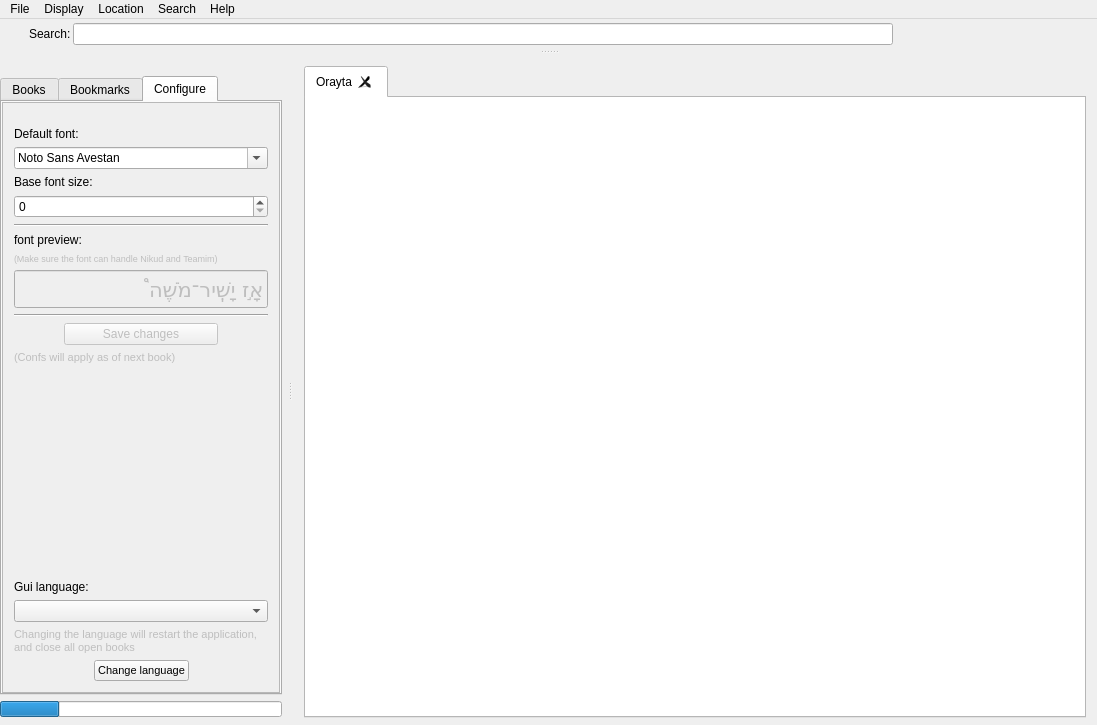
This is mainwindow.ui in MosheWagner/Orayta-QT as Qt 5 draws it before an edit. The edited form follows.
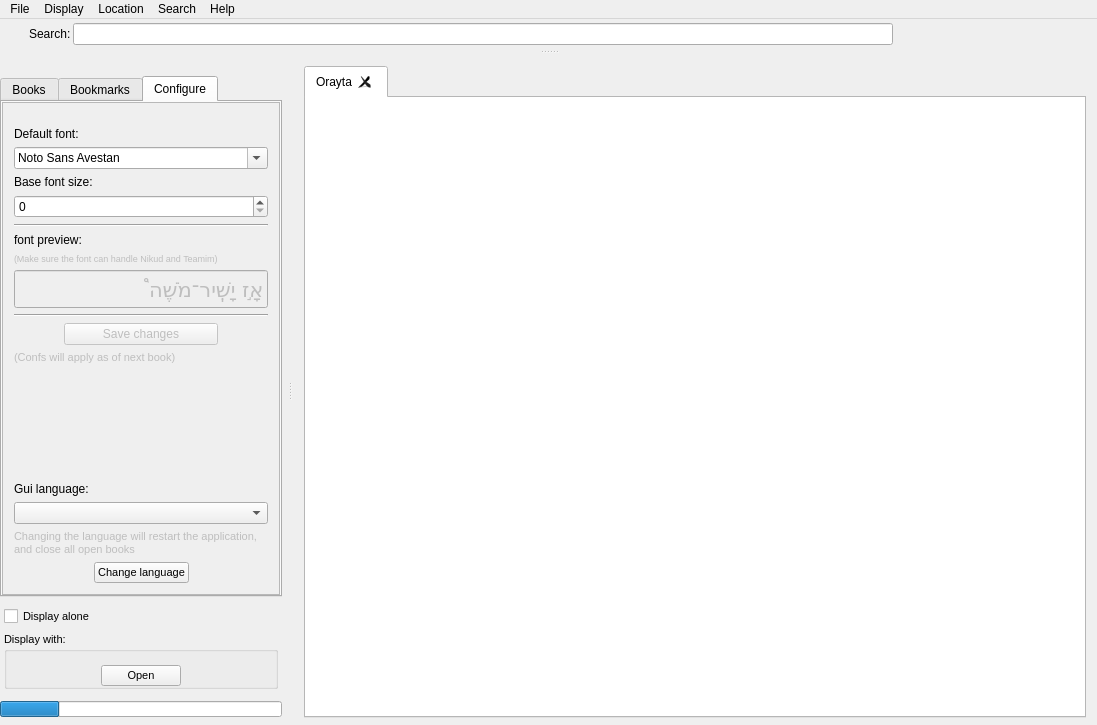
This is the edited form. The open tabs and pages were chosen to show the change. Icons and pictures are not drawn. Custom widgets are drawn as their Qt base class.

Commit message: - Whole new mixed display system. Still unstable

What changed in the file:
```diff
--- a/mainwindow.ui
+++ b/mainwindow.ui
@@ -1165,8 +1165,8 @@
                <rect>
                 <x>0</x>
                 <y>0</y>
-                <width>270</width>
-                <height>562</height>
+                <width>254</width>
+                <height>463</height>
                </rect>
               </property>
               <layout class="QVBoxLayout" name="verticalLayout_7">
@@ -1443,6 +1443,98 @@
          </widget>
         </widget>
        </item>
+       <item>
+        <widget class="QFrame" name="mixedGroup">
+         <property name="font">
+          <font>
+           <pointsize>8</pointsize>
+          </font>
+         </property>
+         <property name="frameShape">
+          <enum>QFrame::NoFrame</enum>
+         </property>
+         <property name="frameShadow">
+          <enum>QFrame::Plain</enum>
+         </property>
+         <layout class="QVBoxLayout" name="verticalLayout_8">
+          <property name="leftMargin">
+           <number>4</number>
+          </property>
+          <property name="topMargin">
+           <number>4</number>
+          </property>
+          <property name="rightMargin">
+           <number>4</number>
+          </property>
+          <property name="bottomMargin">
+           <number>6</number>
+          </property>
+          <item>
+           <widget class="QCheckBox" name="aloneCheckBox">
+            <property name="text">
+             <string>Display alone</string>
+            </property>
+           </widget>
+          </item>
+          <item>
+           <widget class="QGroupBox" name="mixedFrame">
+            <property name="title">
+             <string>Display with:</string>
+            </property>
+            <layout class="QVBoxLayout" name="verticalLayout_10">
+             <property name="margin">
+              <number>0</number>
+             </property>
+             <item>
+              <layout class="QVBoxLayout" name="verticalLayout_11">
+               <property name="topMargin">
+                <number>14</number>
+               </property>
+               <item>
+                <layout class="QHBoxLayout" name="horizontalLayout_8">
+                 <item>
+                  <spacer name="horizontalSpacer_8">
+                   <property name="orientation">
+                    <enum>Qt::Horizontal</enum>
+                   </property>
+                   <property name="sizeHint" stdset="0">
+                    <size>
+                     <width>40</width>
+                     <height>20</height>
+                    </size>
+                   </property>
+                  </spacer>
+                 </item>
+                 <item>
+                  <widget class="QPushButton" name="openMixed">
+                   <property name="text">
+                    <string>Open</string>
+                   </property>
+                  </widget>
+                 </item>
+                 <item>
+                  <spacer name="horizontalSpacer_9">
+                   <property name="orientation">
+                    <enum>Qt::Horizontal</enum>
+                   </property>
+                   <property name="sizeHint" stdset="0">
+                    <size>
+                     <width>40</width>
+                     <height>20</height>
+                    </size>
+                   </property>
+                  </spacer>
+                 </item>
+                </layout>
+               </item>
+              </layout>
+             </item>
+            </layout>
+           </widget>
+          </item>
+         </layout>
+        </widget>
+       </item>
        <item>
         <widget class="QProgressBar" name="progressBar">
          <property name="maximumSize">
```
The commit also changes 24 other files.
